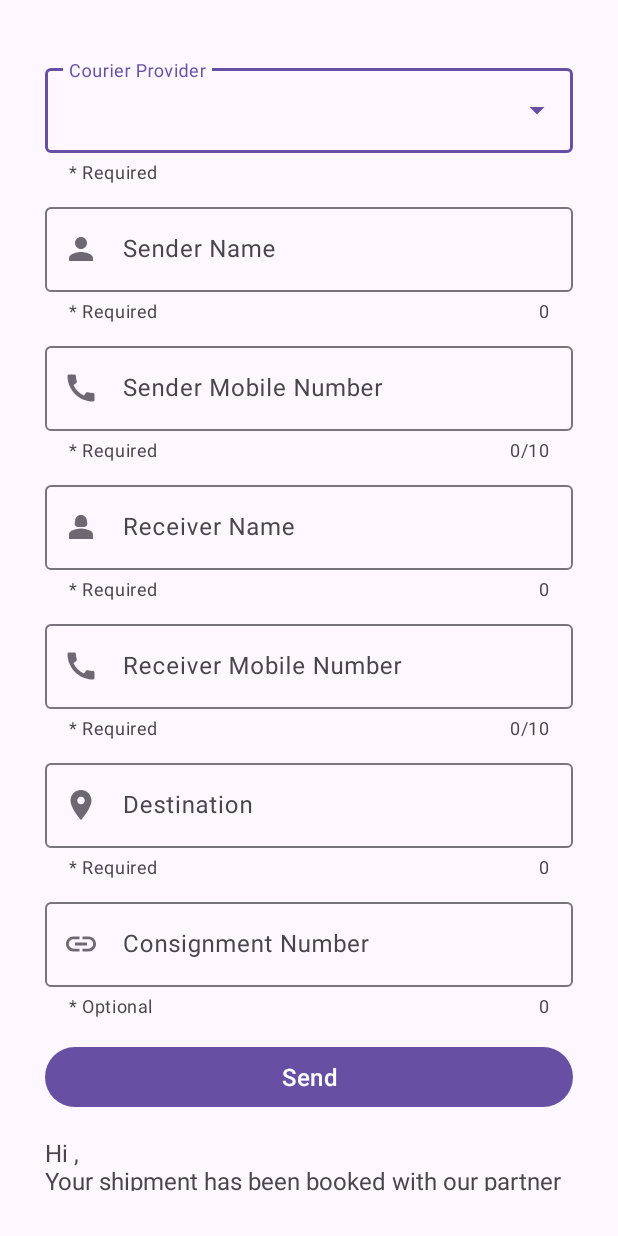
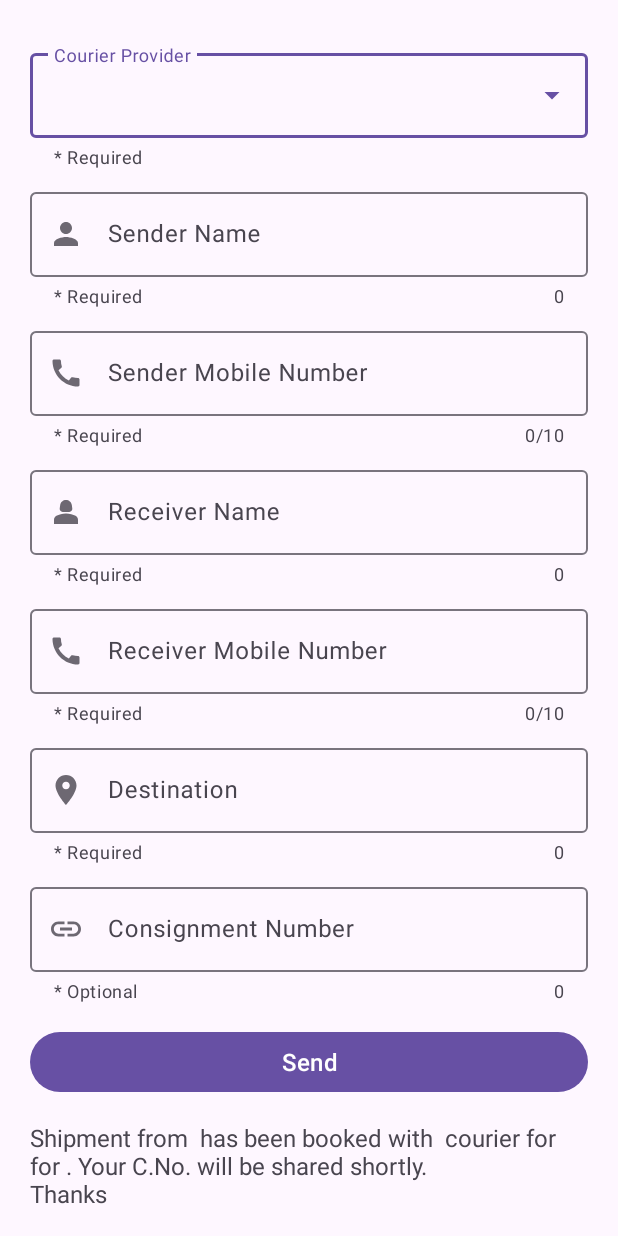
Before and after one commit to sahil-71/SR-Courier, an Android app: the screen it shows after launch (MainActivity), after a tap on "Send", on a phone screen of 412 x 824 dp. Run offline under Robolectric (Android 15) with nearby library versions, the phone set to English and light mode, and no system bars.

Commit message:
Delhivery courier added, message updated

```diff
--- a/app/src/main/java/com/example/sr_courier/MainActivity.java
+++ b/app/src/main/java/com/example/sr_courier/MainActivity.java
@@ -7,12 +7,10 @@ import android.widget.ArrayAdapter;
 import android.widget.AutoCompleteTextView;
 import android.widget.Button;
 import android.widget.EditText;
-import android.widget.Spinner;
 import android.widget.TextView;
 
 import androidx.appcompat.app.AppCompatActivity;
 
-import java.util.ArrayList;
 import java.util.Arrays;
 import java.util.List;
 
@@ -23,7 +21,7 @@ public class MainActivity extends AppCompatActivity {
         super.onCreate(savedInstanceState);
         setContentView(R.layout.activity_main);
 
-        final List<String> courierProviders = Arrays.asList("DTDC", "SHREE MARUTI", "SHREE MAHAVEER", "MADHUR", "PROFESSIONAL", "SKYKING");
+        final List<String> courierProviders = Arrays.asList("AKASH GANGA", "DELHIVERY", "DTDC", "MADHUR", "PROFESSIONAL", "SHREE MAHAVEER", "SHREE MARUTI", "SKYKING");
         ArrayAdapter<String> dataAdapter = new ArrayAdapter<>(this, R.layout.dropdown_item, courierProviders);
         AutoCompleteTextView spnCourierProvider = findViewById(R.id.spnCourierProvider);
         spnCourierProvider.setAdapter(dataAdapter);
@@ -41,8 +39,8 @@ public class MainActivity extends AppCompatActivity {
             String consignmentMsg = edtTxtConsignment.getText().toString().isEmpty() ?
                     ". Your C.No. will be shared shortly." :
                     ". Your C.No. is " + edtTxtConsignment.getText();
-            String msg ="Hi " + edtTxtSender.getText()
-                    + ",\nYour shipment has been booked with our partner " + spnCourierProvider.getText()
+            String msg = "Shipment from " + edtTxtSender.getText()
+                    + " has been booked with " + spnCourierProvider.getText()
                     + " courier for " + edtTxtReceiver.getText()
                     + " for " + edtTxtLocation.getText()
                     + consignmentMsg
@@ -54,10 +52,14 @@ public class MainActivity extends AppCompatActivity {
             EditText edtTxtSenderMobile = findViewById(R.id.edtTxtSenderMobile);
             EditText edtTxtReceiverMobile = findViewById(R.id.edtTxtReceiverMobile);
 
-            Thread senderThread = new Thread(() -> openWhatsApp(msg, edtTxtSenderMobile.getText().toString()));
-            Thread receiverThread = new Thread(() -> openWhatsApp(msg, edtTxtReceiverMobile.getText().toString()));
-            senderThread.start();
-            receiverThread.start();
+            if (!edtTxtSenderMobile.getText().toString().isEmpty()) {
+                Thread senderThread = new Thread(() -> openWhatsApp("Hi " + edtTxtSender.getText().toString() + ",\n" + msg, edtTxtSenderMobile.getText().toString()));
+                senderThread.start();
+            }
+            if (!edtTxtReceiverMobile.getText().toString().isEmpty()) {
+                Thread receiverThread = new Thread(() -> openWhatsApp("Hi " + edtTxtReceiver.getText().toString() + ",\n" + msg, edtTxtReceiverMobile.getText().toString()));
+                receiverThread.start();
+            }
             clearData();
         });
     }
--- a/app/src/main/res/layout/activity_main.xml
+++ b/app/src/main/res/layout/activity_main.xml
@@ -5,7 +5,7 @@
     android:layout_width="match_parent"
     android:layout_height="match_parent"
     android:orientation="vertical"
-    android:padding="30dp"
+    android:padding="20dp"
     tools:context=".MainActivity">
 
     <ScrollView
@@ -24,11 +24,12 @@
                 android:layout_marginTop="10dp"
                 android:hint="Courier Provider"
                 app:helperText="* Required">
+
                 <AutoCompleteTextView
                     android:id="@+id/spnCourierProvider"
                     android:layout_width="match_parent"
                     android:layout_height="wrap_content"
-                    android:inputType="none"/>
+                    android:inputType="none" />
 
 
             </com.google.android.material.textfield.TextInputLayout>
@@ -156,7 +157,7 @@
                     android:id="@+id/edtTxtConsignment"
                     android:layout_width="match_parent"
                     android:layout_height="wrap_content"
-                    android:inputType="number"
+                    android:inputType="textCapCharacters"
                     android:textSize="16sp" />
             </com.google.android.material.textfield.TextInputLayout>
 
```
